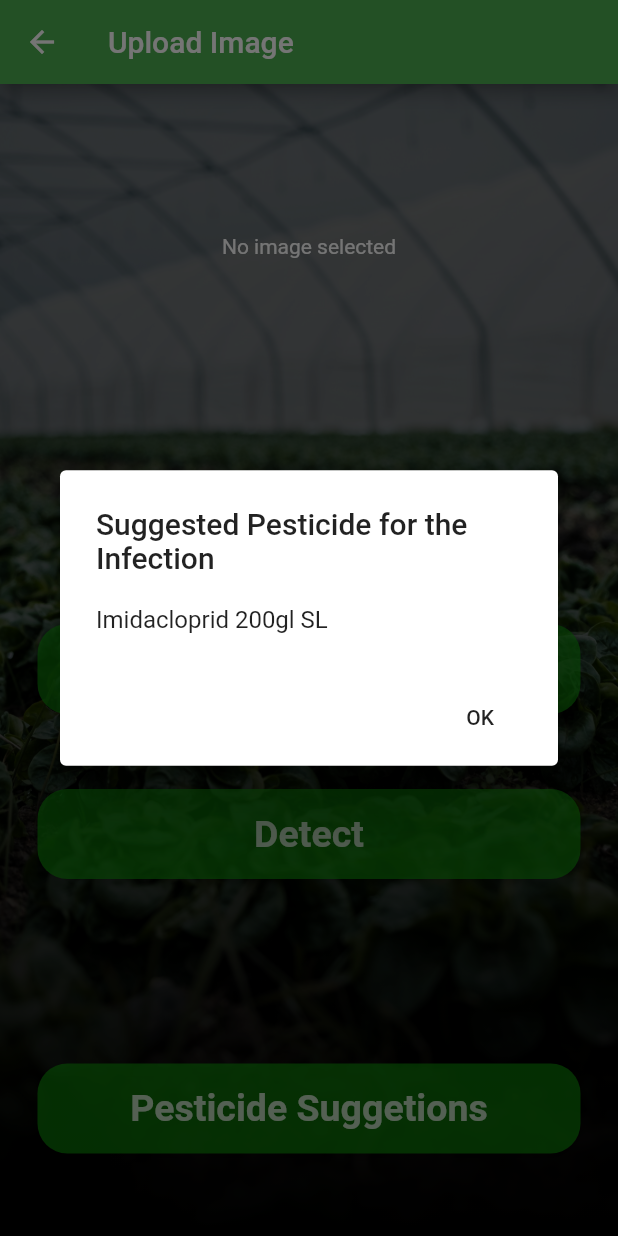
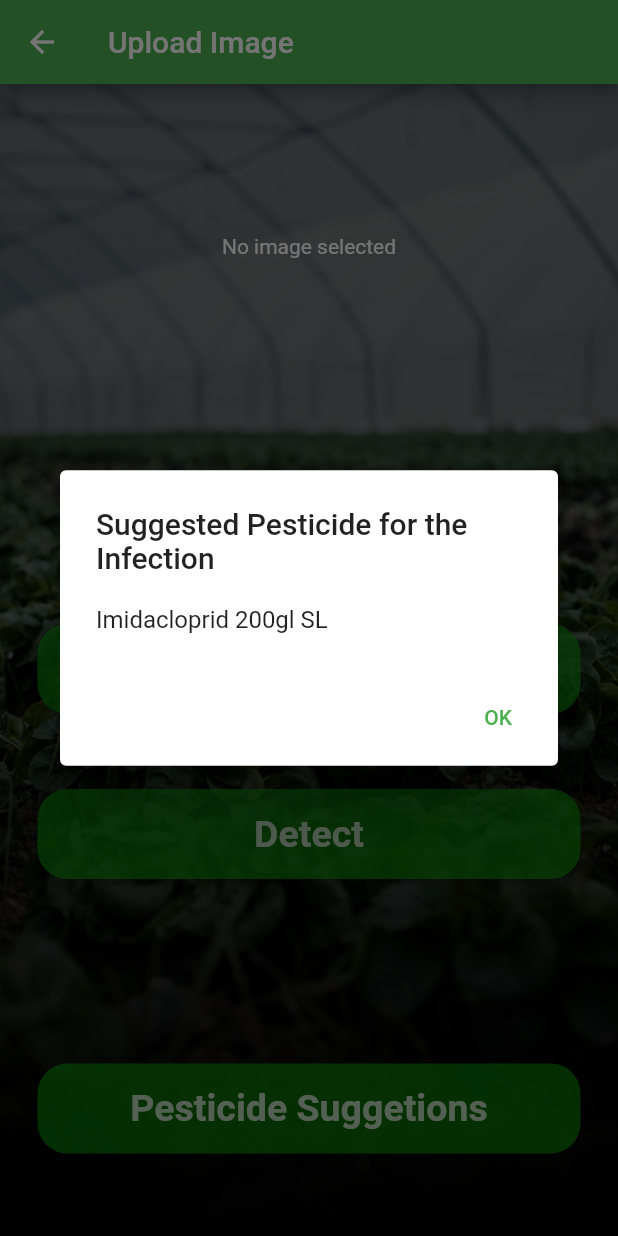
Before and after one commit to LycnAlpha/pest, a Flutter app: the UploadImage screen opened directly, after a tap on "Pesticide Suggetions", on a phone screen of 412 x 824 dp. Run offline on Flutter 3.47's test engine with Material 2 defaults, Android fonts, the phone set to English and light mode, and no system bars; our stand-ins replace camera, font_awesome_flutter, image_picker; missing offline and left inert: tflite.

Commit message:
updated plugins

```diff
--- a/lib/realtimeDetection.dart
+++ b/lib/realtimeDetection.dart
@@ -42,7 +42,7 @@ class _RealtimeDetectionState extends State<RealtimeDetection> {
     });
   }
 
-   runModel() async {
+  runModel() async {
     if (cameraImage != null) {
       var predictions = await Tflite.runModelOnFrame(
         bytesList: cameraImage!.planes.map((Plane) {
@@ -127,7 +127,7 @@ class _RealtimeDetectionState extends State<RealtimeDetection> {
 
   showAlertDialog(BuildContext context) {
     // Create button
-    Widget okButton = FlatButton(
+    Widget okButton = TextButton(
       child: Text("OK"),
       onPressed: () {
         Navigator.of(context).pop();
--- a/lib/uploadImage.dart
+++ b/lib/uploadImage.dart
@@ -95,7 +95,7 @@ class _UploadImageState extends State<UploadImage> {
 
   showAlertDialog(BuildContext context) {
     // Create button
-    Widget okButton = FlatButton(
+    Widget okButton = TextButton(
       child: Text("OK"),
       onPressed: () {
         Navigator.of(context).pop();
--- a/lib/widgets/roundedButton.dart
+++ b/lib/widgets/roundedButton.dart
@@ -61,7 +61,7 @@ class RoundedButton_Google_signin extends StatelessWidget {
         borderRadius: BorderRadius.circular(50),
         color: const Color(0xff64495c),
       ),
-      child: FlatButton(
+      child: TextButton(
         onPressed: onPressed,
         child: Row(
           mainAxisAlignment: MainAxisAlignment.center,
```
Also changed, not shown: 1 other file.
